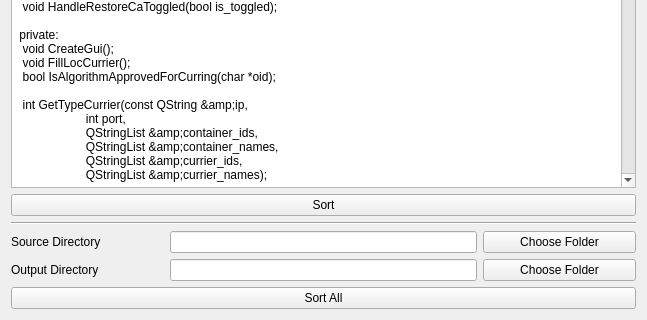
This is mainwindow.ui in VoreWind/ClassMethodSorter as Qt 5 draws it before an edit; both pictures show x 0 to 647 and y 408 to 728 of the 647 by 728 pixel window. The edited form follows.
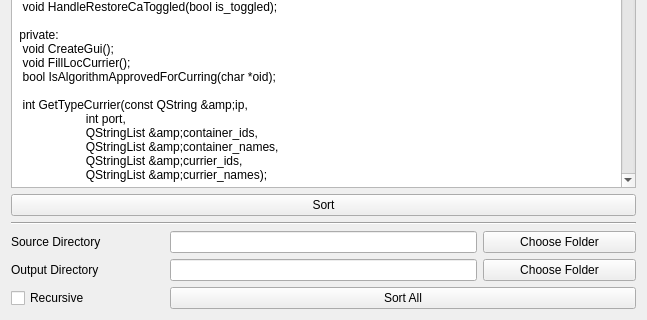
This is the edited form.

Commit message: Add test sorting of methods in all the files in a folder

The edit to the form file:
```diff
--- a/mainwindow.ui
+++ b/mainwindow.ui
@@ -136,13 +136,20 @@
       </property>
      </widget>
     </item>
-    <item row="5" column="0" colspan="4">
+    <item row="5" column="1" colspan="3">
      <widget class="QPushButton" name="sort_all_button">
       <property name="text">
        <string>Sort All</string>
       </property>
      </widget>
     </item>
+    <item row="5" column="0">
+     <widget class="QCheckBox" name="is_recursive_check">
+      <property name="text">
+       <string>Recursive</string>
+      </property>
+     </widget>
+    </item>
    </layout>
   </widget>
  </widget>
```
The commit also changes 2 other files.
